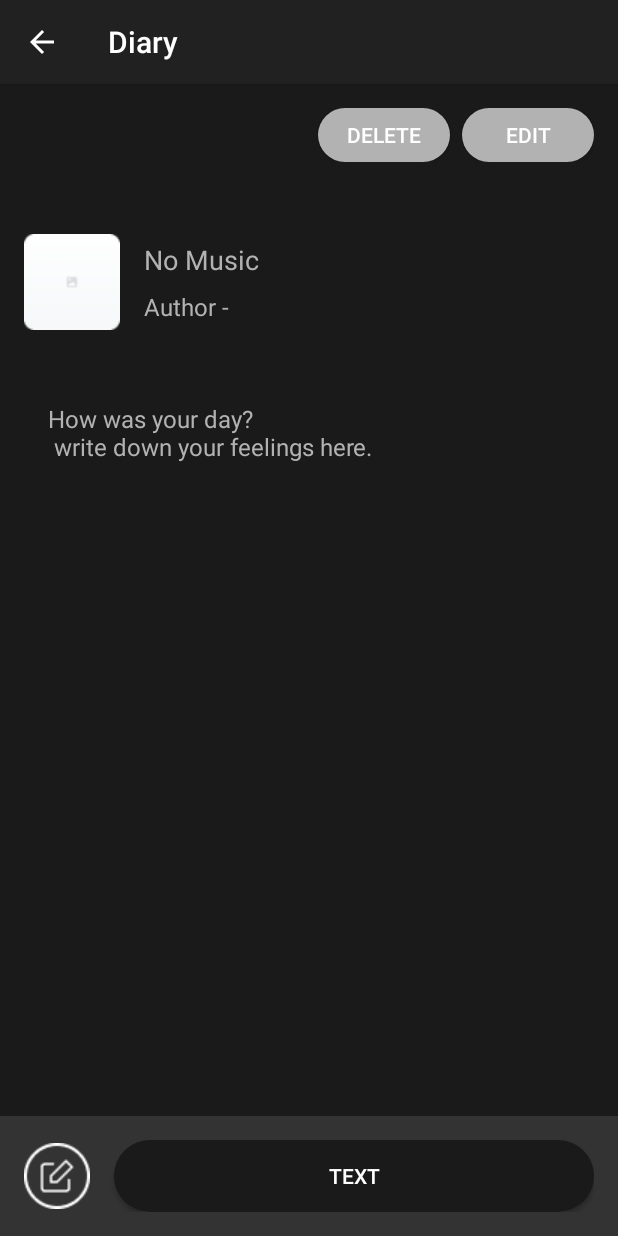
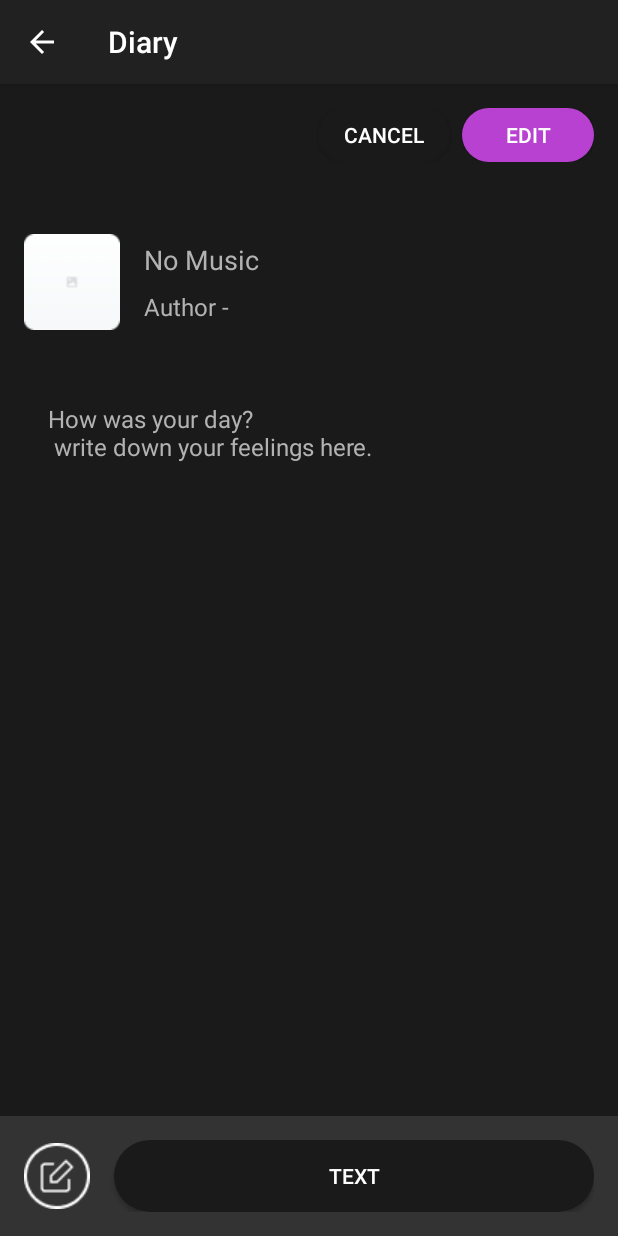
Before and after one commit to kim-minkyoung/AndroidTermProject, an Android app: the DiaryActivity screen opened directly, with no data from a screen before it, on a phone screen of 412 x 824 dp. Run offline under Robolectric (Android 15) with nearby library versions, the phone set to English and light mode, and no system bars; our stand-ins replace Firebase (no records; nobody signed in at launch, a user with empty details on screens opened directly).

Commit message:
feat: 날짜 1개 + fb 연결 완료
다음 작업 사항: 여러 날짜 관리법

```diff
--- a/app/src/main/java/com/example/androidtermproject/viewmodel/DiaryActivity.kt
+++ b/app/src/main/java/com/example/androidtermproject/viewmodel/DiaryActivity.kt
@@ -2,33 +2,133 @@ package com.example.androidtermproject.viewmodel
 
 import android.content.Intent
 import android.os.Bundle
+import android.provider.MediaStore
+import android.view.View
 import android.widget.Button
+import android.widget.Toast
 import androidx.appcompat.app.AppCompatActivity
+import com.bumptech.glide.Glide
 import com.example.androidtermproject.R
+import com.example.androidtermproject.databinding.ActivityDiaryBinding
+import com.example.androidtermproject.databinding.ActivityProfileBinding
+import com.google.firebase.auth.FirebaseAuth
+import com.google.firebase.firestore.FirebaseFirestore
+import com.google.firebase.storage.FirebaseStorage
 
 class DiaryActivity : AppCompatActivity() {
+    private lateinit var binding: ActivityDiaryBinding
+    private lateinit var db: FirebaseFirestore
 
-    private lateinit var findMusicButton: Button
+    private lateinit var auth: FirebaseAuth
+    private var currentUserId: String = ""
+    private var diaryBeforeEdit = ""
 
     override fun onCreate(savedInstanceState: Bundle?) {
         super.onCreate(savedInstanceState)
-        setContentView(R.layout.activity_diary)
+        binding = ActivityDiaryBinding.inflate(layoutInflater)
+        setContentView(binding.root)
+
+        // Firebase 인스턴스 초기화
+        auth = FirebaseAuth.getInstance()
+        db = FirebaseFirestore.getInstance()
+        currentUserId = auth.currentUser?.uid ?: ""
 
         supportActionBar?.apply {
             title = "Diary"
             setDisplayHomeAsUpEnabled(true) // 뒤로가기 버튼 활성화
         }
 
-        findMusicButton = findViewById(R.id.moveToDiaryButton)
+        setupButtonListeners()
 
-        findMusicButton.setOnClickListener {
-            val intent = Intent(this, MusicSearchActivity::class.java)
-            startActivity(intent)
-        }
+        diaryBeforeEdit = binding.diaryText.text.toString()
+    }
+
+    override fun onResume() {
+        super.onResume()
+        loadDiaryData()
     }
 
     override fun onSupportNavigateUp(): Boolean {
         onBackPressed() // 뒤로가기 버튼 클릭 시 액티비티 종료
         return true
     }
+
+    private fun loadDiaryData() {
+        // Load profile data from Firestore and display it in UI
+        db.collection("users").document(currentUserId)
+            .get()
+            .addOnSuccessListener { document ->
+                val diaryText = document.getString("diaryText") ?: ""
+
+                binding.diaryText.text = diaryText
+
+                switchEditMode(false)
+            }
+            .addOnFailureListener { exception ->
+                Toast.makeText(this, "Failed to load diary data: ${exception.message}", Toast.LENGTH_SHORT).show()
+            }
+    }
+
+    private fun setupButtonListeners() {
+
+        binding.diaryLeftButton.setOnClickListener {
+            if (binding.diaryText.visibility == View.GONE) {
+                switchEditMode(false)
+            } else {
+//                val intent = Intent(this, CalendarActivity::class.java)
+//                intent.putExtra("FROM_PROFILE", true)
+//                startActivity(intent)
+            }
+        }
+
+        binding.diaryRightButton.setOnClickListener {
+            when (binding.diaryRightButton.text) {
+                "Save" -> {
+                    saveDiary()
+                }
+                "Edit" -> {
+                    switchEditMode(true)
+                }
+            }
+        }
+    }
+
+    private fun saveDiary() {
+        val user = auth.currentUser
+        if (user != null) {
+            val userDiary = mapOf(
+                "diaryText" to binding.diaryTextEdit.text.toString()
+            )
+
+            db.collection("users").document(user.uid)
+                .update(userDiary)
+                .addOnSuccessListener {
+                    Toast.makeText(this, "Diary Updated", Toast.LENGTH_SHORT).show()
+                    binding.diaryText.text = binding.diaryTextEdit.text
+                    diaryBeforeEdit = binding.diaryText.text.toString()
+                    switchEditMode(false)
+                }
+                .addOnFailureListener { e ->
+                    Toast.makeText(this, "Error: ${e.message}", Toast.LENGTH_SHORT).show()
+                }
+        }
+    }
+
+    private fun switchEditMode(isEditMode: Boolean) {
+        if (isEditMode) {
+            binding.diaryText.visibility = View.GONE
+            binding.diaryTextEdit.visibility = View.VISIBLE
+            binding.diaryTextEdit.setText(binding.diaryText.text)
+
+            binding.diaryLeftButton.text = "Cancel"
+            binding.diaryRightButton.text = "Save"
+        } else {
+            binding.diaryText.visibility = View.VISIBLE
+            binding.diaryTextEdit.visibility = View.GONE
+            binding.diaryTextEdit.setText(binding.diaryText.text)
+
+            binding.diaryLeftButton.text = "Cancel"
+            binding.diaryRightButton.text = "Edit"
+        }
+    }
 }
--- a/app/src/main/java/com/example/androidtermproject/viewmodel/ProfileActivity.kt
+++ b/app/src/main/java/com/example/androidtermproject/viewmodel/ProfileActivity.kt
@@ -166,7 +166,7 @@ class ProfileActivity : AppCompatActivity() {
     private fun saveProfileDetails(imageUrl: String?) {
         val user = auth.currentUser
         if (user != null) {
-            val userProfile = hashMapOf(
+            val userProfile = mapOf(
                 "profileImageUrl" to (imageUrl ?: ""),
                 "profileName" to binding.profileNameEdit.text.toString(),
                 "profileComment" to binding.profileCommentEdit.text.toString(),
@@ -174,7 +174,7 @@ class ProfileActivity : AppCompatActivity() {
             )
 
             db.collection("users").document(user.uid)
-                .set(userProfile)
+                .update(userProfile)
                 .addOnSuccessListener {
                     Toast.makeText(this, "Profile Updated", Toast.LENGTH_SHORT).show()
                     binding.profileName.text = binding.profileNameEdit.text
--- a/app/src/main/res/layout/activity_diary.xml
+++ b/app/src/main/res/layout/activity_diary.xml
@@ -19,8 +19,8 @@
             android:layout_width="wrap_content"
             android:layout_height="36dp"
             android:text="Delete"
-            android:id="@+id/deleteButton"
-            android:background="@drawable/button_blocked_radious"
+            android:id="@+id/diaryLeftButton"
+            android:background="@drawable/button_black_radious"
             android:textColor="@color/white"
             android:layout_marginEnd="8dp" />
 
@@ -28,9 +28,9 @@
             android:layout_width="wrap_content"
             android:layout_height="36dp"
             android:text="Edit"
-            android:id="@+id/editButton"
+            android:id="@+id/diaryRightButton"
             android:textColor="@color/white"
-            android:background="@drawable/button_blocked_radious"/>
+            android:background="@drawable/button_purple_radious"/>
     </LinearLayout>
 
     <!-- Diary Header -->
@@ -79,7 +79,7 @@
         android:padding="16dp">
 
         <TextView
-            android:id="@+id/diaryTextView"
+            android:id="@+id/diaryText"
             android:layout_width="match_parent"
             android:layout_height="match_parent"
             android:background="@android:color/transparent"
@@ -104,8 +104,28 @@
 
     </LinearLayout>
 
-    <include layout="@layout/footer_button"
-        android:id="@+id/music_search_footer_button"/>
+    <LinearLayout
+        android:layout_width="match_parent"
+        android:layout_height="wrap_content"
+        android:background="@color/light_background"
+        android:paddingHorizontal="16dp"
+        android:paddingVertical="16dp"
+        android:id="@+id/footer_button"
+        android:gravity="center">
+        <ImageView
+            android:layout_width="wrap_content"
+            android:layout_height="wrap_content"
+            android:src="@drawable/avatar_diary"
+            android:layout_marginEnd="16dp"/>
+
+        <Button
+            android:id="@+id/music_search_footer_button"
+            android:layout_width="match_parent"
+            android:layout_height="wrap_content"
+            android:background="@drawable/button_black_radious"
+            android:text="Text"
+            android:textColor="@color/white" />
+    </LinearLayout>
 
 
 </LinearLayout>
--- a/settings.gradle.kts
+++ b/settings.gradle.kts
@@ -19,5 +19,5 @@ dependencyResolutionManagement {
     }
 }
 
-rootProject.name = "AndroidTermProject"
+rootProject.name = "androidTermProject"
 include(":app")
```
Also changed, not shown: 1 other file.
